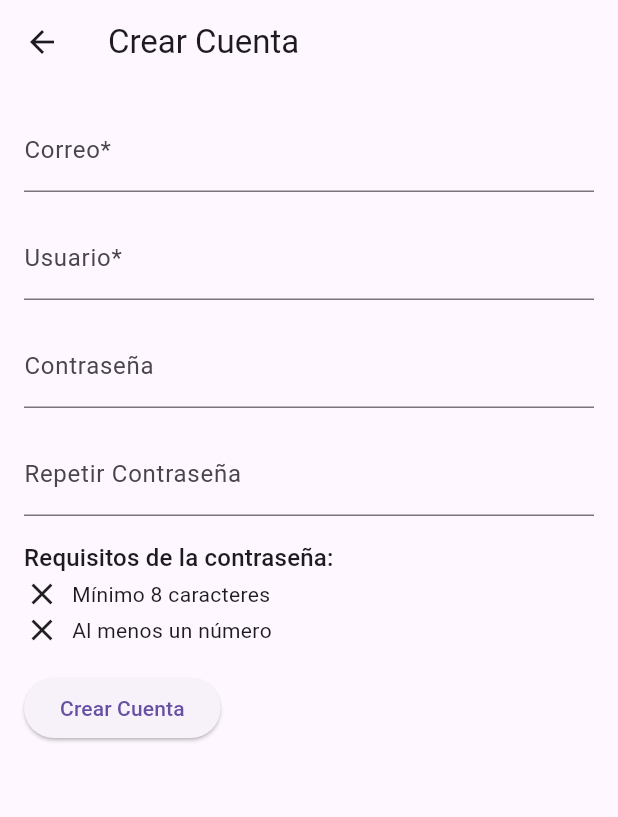
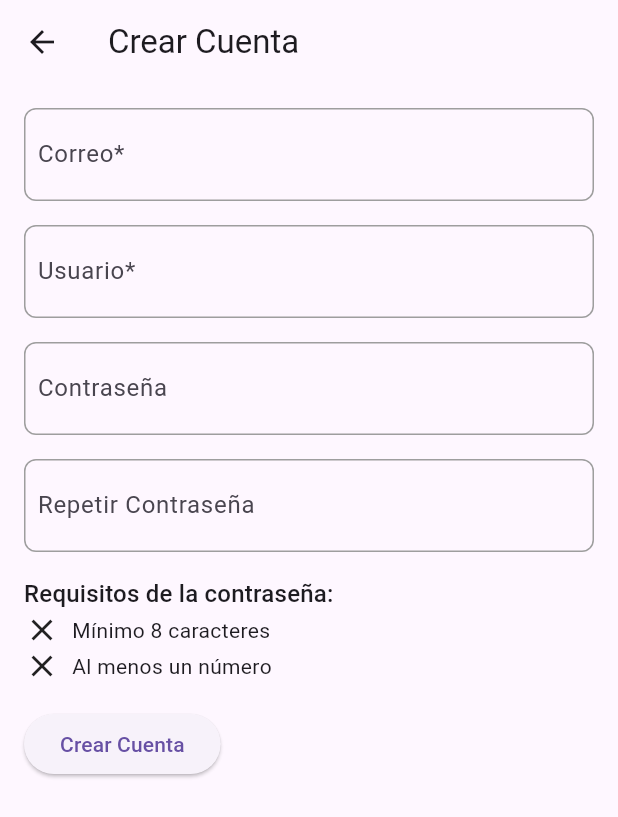
Before and after one commit to cheo2322/my_league_flutter, a Flutter app: the screen it shows after launch, in the side drawer, after a tap on "Crear cuenta", on a phone screen of 412 x 824 dp. Shown: the top 817 px of the screen. Run offline on Flutter 3.47's test engine with Material 3 defaults, Android fonts, the phone set to English and light mode, and no system bars; our stand-ins replace dio, flutter_secure_storage, font_awesome_flutter.

Commit message:
Add text box custom

```diff
--- a/lib/screens/login/signup_page.dart
+++ b/lib/screens/login/signup_page.dart
@@ -55,33 +55,25 @@ class _SignupPageState extends State<SignupPage> {
         child: Column(
           crossAxisAlignment: CrossAxisAlignment.start,
           children: [
-            TextField(
-              decoration: const InputDecoration(labelText: 'Correo*'),
-              keyboardType: TextInputType.emailAddress,
-            ),
+            _buildCustomTextField('Correo*', TextInputType.emailAddress, null),
             const SizedBox(height: 16.0),
-            TextField(decoration: const InputDecoration(labelText: 'Usuario*')),
+            _buildCustomTextField('Usuario*', TextInputType.text, null),
             const SizedBox(height: 16.0),
-            TextField(
-              controller: passwordController,
+            _buildCustomTextField(
+              'Contraseña',
+              TextInputType.text,
+              passwordController,
               obscureText: true,
-              decoration: const InputDecoration(labelText: 'Contraseña'),
               onChanged: validatePassword,
             ),
             const SizedBox(height: 16.0),
-            TextField(
-              controller: confirmPasswordController,
+            _buildCustomTextField(
+              'Repetir Contraseña',
+              TextInputType.text,
+              confirmPasswordController,
               obscureText: true,
-              decoration: InputDecoration(
-                labelText: 'Repetir Contraseña',
-                errorText:
-                    passwordsMatch ? null : 'Las contraseñas no coinciden',
-              ),
-              onChanged: (value) {
-                validateConfirmPassword(
-                  value,
-                ); // Activar validación al escribir
-              },
+              onChanged: validateConfirmPassword,
+              errorText: passwordsMatch ? null : 'Las contraseñas no coinciden',
             ),
             const SizedBox(height: 16.0),
             Column(
@@ -131,4 +123,32 @@ class _SignupPageState extends State<SignupPage> {
       ),
     );
   }
+
+  Widget _buildCustomTextField(
+    String labelText,
+    TextInputType keyboardType,
+    TextEditingController? controller, {
+    bool obscureText = false,
+    String? errorText,
+    Function(String)? onChanged,
+  }) {
+    return Container(
+      padding: const EdgeInsets.symmetric(horizontal: 8.0, vertical: 2.0),
+      decoration: BoxDecoration(
+        border: Border.all(color: errorText == null ? Colors.grey : Colors.red),
+        borderRadius: BorderRadius.circular(8.0),
+      ),
+      child: TextField(
+        controller: controller,
+        obscureText: obscureText,
+        keyboardType: keyboardType,
+        decoration: InputDecoration(
+          labelText: labelText,
+          border: InputBorder.none,
+          errorText: errorText,
+        ),
+        onChanged: onChanged,
+      ),
+    );
+  }
 }
```
